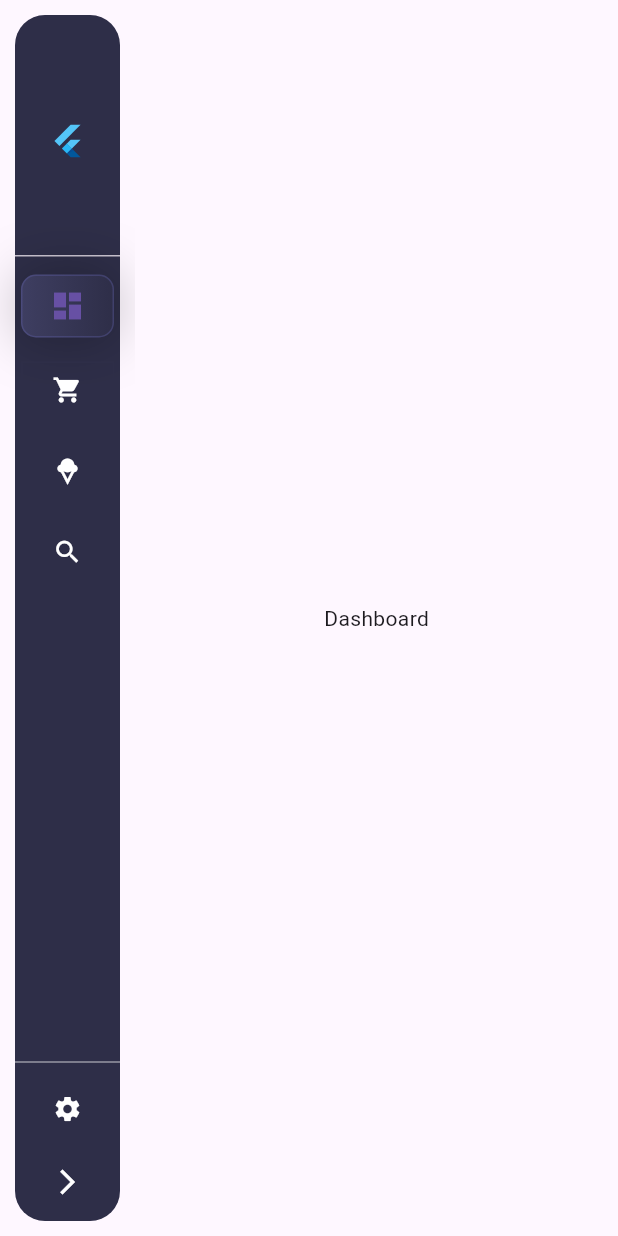
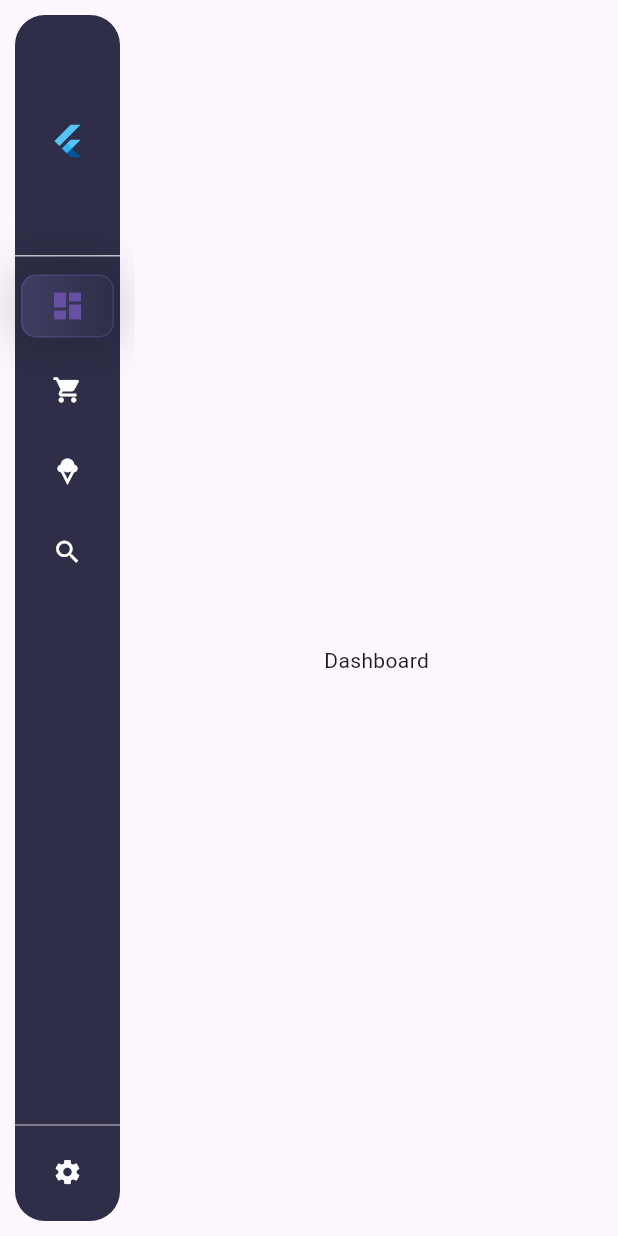
Before and after one commit to mrhaubrich/flutter_desktop_template, a Flutter app: the screen it shows after launch, on a phone screen of 412 x 824 dp. Run offline on Flutter 3.47's test engine with Material 3 defaults, Android fonts, the light colour scheme and no system bars; drawn by our look-alikes of sidebarx; our stand-ins replace flutter_modular.

```diff
--- /dev/null
+++ b/lib/src/modules/home/widgets/miolo.dart
@@ -0,0 +1,18 @@
+import 'package:flutter/material.dart';
+
+class Miolo extends StatelessWidget {
+  const Miolo({
+    super.key,
+    required this.child,
+  });
+
+  final Widget child;
+
+  @override
+  Widget build(BuildContext context) {
+    return Scaffold(
+      appBar: AppBar(),
+      body: child,
+    );
+  }
+}
--- a/lib/src/modules/home/widgets/sidebar.dart
+++ b/lib/src/modules/home/widgets/sidebar.dart
@@ -3,7 +3,43 @@
 import 'package:sidebarx/sidebarx.dart';
 
 class Sidebar extends StatefulWidget {
-  const Sidebar({super.key});
+  const Sidebar({
+    super.key,
+    required this.controller,
+  });
+
+  final SidebarXController controller;
+
+  static final items = [
+    SidebarItem(
+      icon: Icons.dashboard,
+      label: 'Dashboard',
+      route: '/dashboard',
+    ),
+    SidebarItem(
+      icon: Icons.shopping_cart,
+      label: 'Shop',
+      route: '/shop',
+    ),
+    SidebarItem(
+      icon: Icons.icecream,
+      label: 'Ice-Cream',
+      route: '/ice-cream',
+    ),
+    SidebarItem(
+      icon: Icons.search,
+      label: 'Search',
+      route: '/search',
+    ),
+  ];
+
+  static final footerItems = [
+    SidebarItem(
+      icon: Icons.settings,
+      label: 'Settings',
+      route: '/settings',
+    ),
+  ];
 
   @override
   State<Sidebar> createState() => _SidebarState();
@@ -17,20 +53,17 @@
 final actionColor = const Color(0xFF5F5FA7).withOpacity(0.6);
 
 class _SidebarState extends State<Sidebar> {
-  late final SidebarXController _controller;
+  SidebarXController get controller => widget.controller;
 
   @override
   void initState() {
     super.initState();
-    _controller = SidebarXController(
-      selectedIndex: 0,
-    );
   }
 
   @override
   Widget build(BuildContext context) {
     return SidebarX(
-      controller: _controller,
+      controller: controller,
       theme: SidebarXTheme(
         margin: const EdgeInsets.all(10),
         decoration: BoxDecoration(
@@ -65,7 +98,7 @@
         ),
       ),
       extendedTheme: SidebarXTheme(
-        width: 200,
+        width: 250,
         decoration: BoxDecoration(
           color: canvasColor,
           borderRadius: BorderRadius.circular(20),
@@ -77,11 +110,17 @@
         thickness: 0.5,
       ),
       headerBuilder: (context, extended) {
-        return DrawerHeader(
+        return InkWell(
+          onTap: () => controller.toggleExtended(),
+          child: DrawerHeader(
             child: Column(
               mainAxisAlignment: MainAxisAlignment.center,
               children: [
-              const FlutterLogo(),
+                AnimatedRotation(
+                  duration: const Duration(milliseconds: 300),
+                  turns: extended ? 1 : 0,
+                  child: const FlutterLogo(),
+                ),
                 AnimatedContainer(
                   duration: const Duration(milliseconds: 300),
                   height: extended ? 50 : 0,
@@ -101,38 +140,35 @@
                 ),
               ],
             ),
+          ),
         );
       },
-      items: [
-        SidebarXItem(
-          icon: Icons.dashboard,
-          label: 'Dashboard',
-          onTap: () => Modular.to.navigate('/dashboard'),
-        ),
-        SidebarXItem(
-          icon: Icons.shopping_cart,
-          label: 'Shop',
-          onTap: () => Modular.to.navigate('/shop'),
-        ),
-        SidebarXItem(
-          icon: Icons.icecream,
-          label: 'Ice-Cream',
-          onTap: () => Modular.to.navigate('/ice-cream'),
-        ),
-        SidebarXItem(
-          icon: Icons.search,
-          label: 'Search',
-          onTap: () => Modular.to.navigate('/search'),
-        ),
-      ],
-      footerItems: [
-        SidebarXItem(
-          icon: Icons.settings,
-          label: 'Settings',
-          onTap: () => Modular.to.navigate('/settings'),
-        ),
-      ],
+      items: Sidebar.items,
+      footerItems: Sidebar.footerItems,
       footerFitType: FooterFitType.fit,
+      toggleButtonBuilder: (context, extended) {
+        return const SizedBox(
+          height: 10,
+        );
+      },
     );
   }
 }
+
+class SidebarItem extends SidebarXItem {
+  SidebarItem({
+    required this.route,
+    super.icon,
+    super.label,
+    dynamic Function()? onTap,
+  }) : super(
+          onTap: () {
+            Modular.to.navigate(route);
+            if (onTap != null) {
+              onTap();
+            }
+          },
+        );
+
+  final String route;
+}
--- a/lib/src/modules/home/widgets/sidebar_scaffold.dart
+++ b/lib/src/modules/home/widgets/sidebar_scaffold.dart
@@ -1,17 +1,35 @@
 import 'package:flutter/material.dart';
 import 'package:flutter_modular/flutter_modular.dart';
 import 'package:nested_route/src/modules/home/widgets/sidebar.dart';
+import 'package:sidebarx/sidebarx.dart';
 
-class SidebarScaffold extends StatelessWidget {
+class SidebarScaffold extends StatefulWidget {
   const SidebarScaffold({super.key});
 
   @override
+  State<SidebarScaffold> createState() => _SidebarScaffoldState();
+}
+
+class _SidebarScaffoldState extends State<SidebarScaffold> {
+  late final SidebarXController controller;
+
+  @override
+  void initState() {
+    super.initState();
+    controller = SidebarXController(
+      selectedIndex: 0,
+    );
+  }
+
+  @override
   Widget build(BuildContext context) {
-    return const Scaffold(
+    return Scaffold(
       body: Row(
         children: [
-          Sidebar(),
-          Expanded(
+          Sidebar(
+            controller: controller,
+          ),
+          const Expanded(
             child: RouterOutlet(),
           ),
         ],
```
Also changed, not shown: lib/src/modules/home/home_module.dart (+12 -16 lines). Lines whose indentation alone changed are shown as unchanged.
